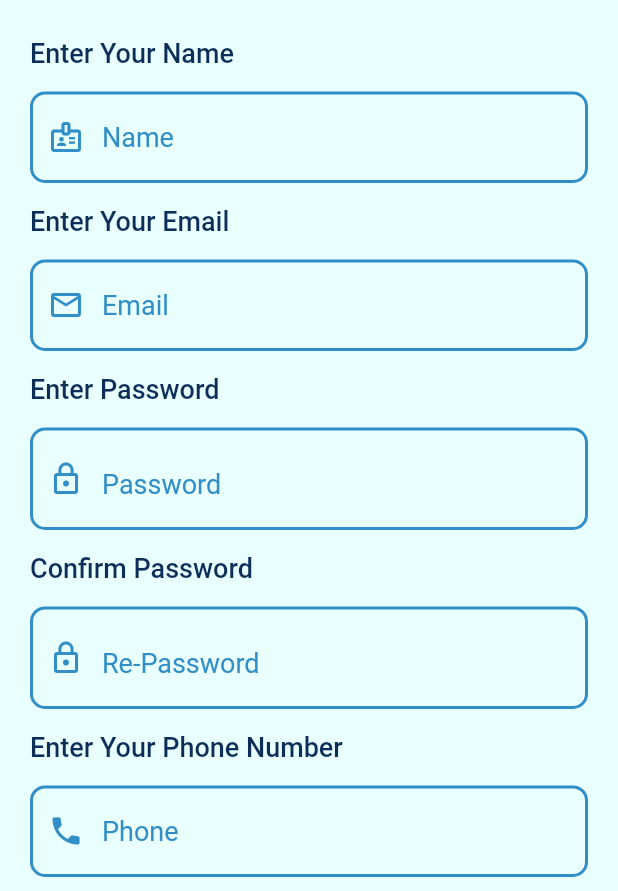
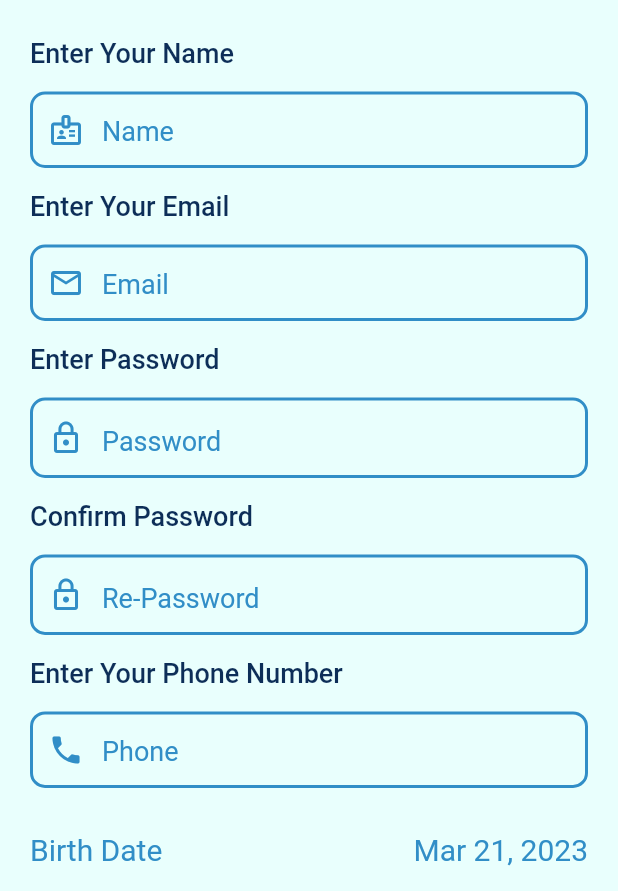
Before and after one commit to john-safwat/Gaya-Store-App, a Flutter app: the screen it shows after launch, on a phone screen of 412 x 824 dp, the part 345-1236 px from its top. Run offline on Flutter 3.47's test engine with Material 2 defaults, Android fonts, the phone set to English and light mode, and no system bars; our stand-ins replace another_flutter_splash_screen, quickalert; missing offline and left inert: flutter_rounded_date_picker.

Commit message:
+ Dialog_Utils.dart % pubspec.yaml % pubspec.lock + RegistrationScreenNavigator.dart % RegistrationScreenView.dart % RegistrationScreenViewModel.dart

```diff
--- /dev/null
+++ b/lib/Presentation/UI/Registration/RegistrationScreenNavigator.dart
@@ -0,0 +1,3 @@
+abstract class RegistrationScreenNavigator{
+  showErrorMessage(String message);
+}
--- a/lib/Presentation/UI/Registration/RegistrationScreenView.dart
+++ b/lib/Presentation/UI/Registration/RegistrationScreenView.dart
@@ -1,9 +1,11 @@
 import 'package:ecommerce/Core/Theme/MyTheme.dart';
+import 'package:ecommerce/Core/Utils/Dialog_Utils.dart';
+import 'package:ecommerce/Presentation/UI/Registration/RegistrationScreenNavigator.dart';
 import 'package:ecommerce/Presentation/UI/Registration/RegistrationScreenViewModel.dart';
 import 'package:flutter/material.dart';
-import 'package:image_picker/image_picker.dart';
+import 'package:flutter_rounded_date_picker/flutter_rounded_date_picker.dart';
+import 'package:intl/intl.dart';
 import 'package:provider/provider.dart';
-
 class RegistrationScreen extends StatefulWidget {
   static const String routeName = "RegistrationScreen";
 
@@ -11,15 +13,29 @@ class RegistrationScreen extends StatefulWidget {
   State<RegistrationScreen> createState() => _RegistrationScreenState();
 }
 
-class _RegistrationScreenState extends State<RegistrationScreen> {
+class _RegistrationScreenState extends State<RegistrationScreen> implements RegistrationScreenNavigator{
   bool isVisible = false;
   RegistrationScreenViewModel viewModel = RegistrationScreenViewModel();
+  DateTime date = DateTime.now();
+
+  final formKey = GlobalKey<FormState>();
   TextEditingController nameController = TextEditingController();
   TextEditingController emailController = TextEditingController();
   TextEditingController passwordController = TextEditingController();
   TextEditingController rePasswordController = TextEditingController();
   TextEditingController phoneController = TextEditingController();
 
+  @override
+  void initState() {
+    super.initState();
+    viewModel.navigator = this;
+  }
+
+  @override
+  void dispose() {
+    super.dispose();
+    viewModel.navigator = null;
+  }
   @override
   Widget build(BuildContext context) {
     return ChangeNotifierProvider(
@@ -47,6 +63,7 @@ class _RegistrationScreenState extends State<RegistrationScreen> {
                   ),
                   // the text field
                   Form(
+                    key: formKey,
                     child: Column(
                     crossAxisAlignment: CrossAxisAlignment.stretch,
                     children: [
@@ -80,7 +97,7 @@ class _RegistrationScreenState extends State<RegistrationScreen> {
                         titleText: "Confirm Password",
                         keyboardType: TextInputType.text,
                         inputController: rePasswordController,
-                          validation: viewModel.rePasswordValidation,
+                        validation: viewModel.passwordValidation,
                       ),
                       // the Phone data field
                       dataFormField(
@@ -91,10 +108,40 @@ class _RegistrationScreenState extends State<RegistrationScreen> {
                         inputController: phoneController,
                         validation: viewModel.phoneValidation,
                       ),
+                      const SizedBox(height: 30,),
+                      // date piker
+                      Row(
+                        mainAxisAlignment: MainAxisAlignment.spaceBetween,
+                        children: [
+                          const Text(
+                            "Birth Date",
+                            style: TextStyle(
+                              color: MyTheme.blue,
+                              fontSize: 20
+                            ),
+                          ),
+                          InkWell(
+                            onTap: (){
+                              showMyDatePicker();
+                            },
+                            child: Text(
+                              DateFormat.yMMMd().format(date),
+                              style: const TextStyle(
+                                  color: MyTheme.blue,
+                                  fontSize: 20
+                              ),
+                            ),
+                          )
+                        ],
+                      ),
+                      const SizedBox(height: 10,),
+                      // the registration button
                       Container(
                         margin: const EdgeInsets.symmetric(vertical: 20),
                         child: ElevatedButton(
-                            onPressed: () {},
+                          onPressed: () {
+                            register();
+                          },
                           style: ButtonStyle(
                             shape: MaterialStateProperty.all(RoundedRectangleBorder(
                               borderRadius: BorderRadius.circular(10),
@@ -124,15 +171,38 @@ class _RegistrationScreenState extends State<RegistrationScreen> {
     );
   }
 
+  void showMyDatePicker()async{
+    DateTime? newDateTime = await showRoundedDatePicker(
+      context: context,
+      initialDate: date,
+      firstDate: DateTime(DateTime.now().year - 100),
+      lastDate: DateTime(DateTime.now().year + 1),
+      borderRadius: 16,
+      height: 320,
+      barrierDismissible: false,
+      theme: ThemeData(
+        primaryColor: MyTheme.darkBlue,
+        accentColor: MyTheme.darkBlue,
+        dialogBackgroundColor: MyTheme.lightBlue,
+        disabledColor: Colors.orange,
+        accentTextTheme:const TextTheme(
+          bodyText2 : TextStyle(color: Colors.white),
+        ),
+      ),
+    );
+    setState(() {
+      date = newDateTime!;
+    });
+  }
+
   // function to show the text field in the screen
-  Widget dataFormField(
-      {required String hintText,
+  Widget dataFormField({
+    required String hintText,
     required String titleText,
     required Icon icon,
     required TextInputType keyboardType,
     required TextEditingController inputController ,
-        required Function validation,
-      }) {
+    required Function validation,}) {
     return Column(
       crossAxisAlignment: CrossAxisAlignment.start,
       children: [
@@ -155,6 +225,7 @@ class _RegistrationScreenState extends State<RegistrationScreen> {
           enableIMEPersonalizedLearning: true,
           autocorrect: true,
           style: const TextStyle(
+            height: 1.5,
             color: MyTheme.blue,
             fontSize: 18,
           ),
@@ -162,7 +233,7 @@ class _RegistrationScreenState extends State<RegistrationScreen> {
           decoration: InputDecoration(
             hintText: hintText,
             hintStyle: const TextStyle(color: MyTheme.blue),
-            contentPadding: const EdgeInsets.all(20),
+            contentPadding: const EdgeInsets.all(12),
             prefixIcon: icon,
             prefixIconColor: MyTheme.blue,
             enabledBorder: OutlineInputBorder(
@@ -186,13 +257,13 @@ class _RegistrationScreenState extends State<RegistrationScreen> {
     );
   }
 
-  Widget passwordFormField(
-      {required String hintText,
+  // function to show the password text field in the screen
+  Widget passwordFormField({
+    required String hintText,
     required String titleText,
     required TextInputType keyboardType,
     required TextEditingController inputController ,
-        required Function validation
-      }) {
+    required Function validation}) {
     return Column(
       crossAxisAlignment: CrossAxisAlignment.start,
       children: [
@@ -210,11 +281,13 @@ class _RegistrationScreenState extends State<RegistrationScreen> {
         // text field
         TextFormField(
           validator: (value) => validation(value),
+          autovalidateMode: AutovalidateMode.onUserInteraction,
           controller: inputController,
           enableIMEPersonalizedLearning: true,
           autocorrect: true,
-          obscureText: isVisible,
+          obscureText: !isVisible,
           style: const TextStyle(
+            height: 1.5,
             color: MyTheme.blue,
             fontSize: 18,
           ),
@@ -222,7 +295,7 @@ class _RegistrationScreenState extends State<RegistrationScreen> {
           decoration: InputDecoration(
             hintText: hintText,
             hintStyle: const TextStyle(color: MyTheme.blue),
-            contentPadding: const EdgeInsets.all(20),
+            contentPadding: const EdgeInsets.all(12),
             prefixIcon: const Icon(Icons.lock_outline),
             prefixIconColor: MyTheme.blue,
             suffix: InkWell(
@@ -234,8 +307,8 @@ class _RegistrationScreenState extends State<RegistrationScreen> {
                 },
                 child: Icon(
                   isVisible
-                      ? Icons.visibility_off_outlined
-                      : Icons.visibility_outlined,
+                      ? Icons.visibility_outlined
+                      :Icons.visibility_off_outlined,
                   color: MyTheme.blue,
                 )),
             enabledBorder: OutlineInputBorder(
@@ -256,6 +329,26 @@ class _RegistrationScreenState extends State<RegistrationScreen> {
           ),
         ),
       ],
+    );}
+
+  // call the function register from the viewModel
+  void register(){
+    if(formKey.currentState!.validate()){
+      viewModel.register(
+        name: nameController.text,
+        email: emailController.text,
+        password: passwordController.text,
+        rePassword: rePasswordController.text,
+        phone: phoneController.text,
+        date: date
       );
+    }else{
+      debugPrint("invalid data");
     }
   }
+
+  @override
+  showErrorMessage(String message) {
+    MyDialogUtils.showErrorDialog(context: context, message: message);
+  }
+}
--- a/pubspec.yaml
+++ b/pubspec.yaml
@@ -38,6 +38,9 @@ dependencies:
   another_flutter_splash_screen: ^1.1.4
   image_picker: ^0.8.7
   provider: ^6.0.5
+  quickalert: ^1.0.1
+  flutter_rounded_date_picker: ^3.0.2
+  intl: ^0.18.0
 
 dev_dependencies:
   flutter_test:
```
Also changed, not shown: lib/Core/Utils/Dialog_Utils.dart (added, +13 -0 lines), lib/Presentation/UI/Registration/RegistrationScreenViewModel.dart (+57 -8 lines), pubspec.lock. Lines whose indentation alone changed are shown as unchanged.
